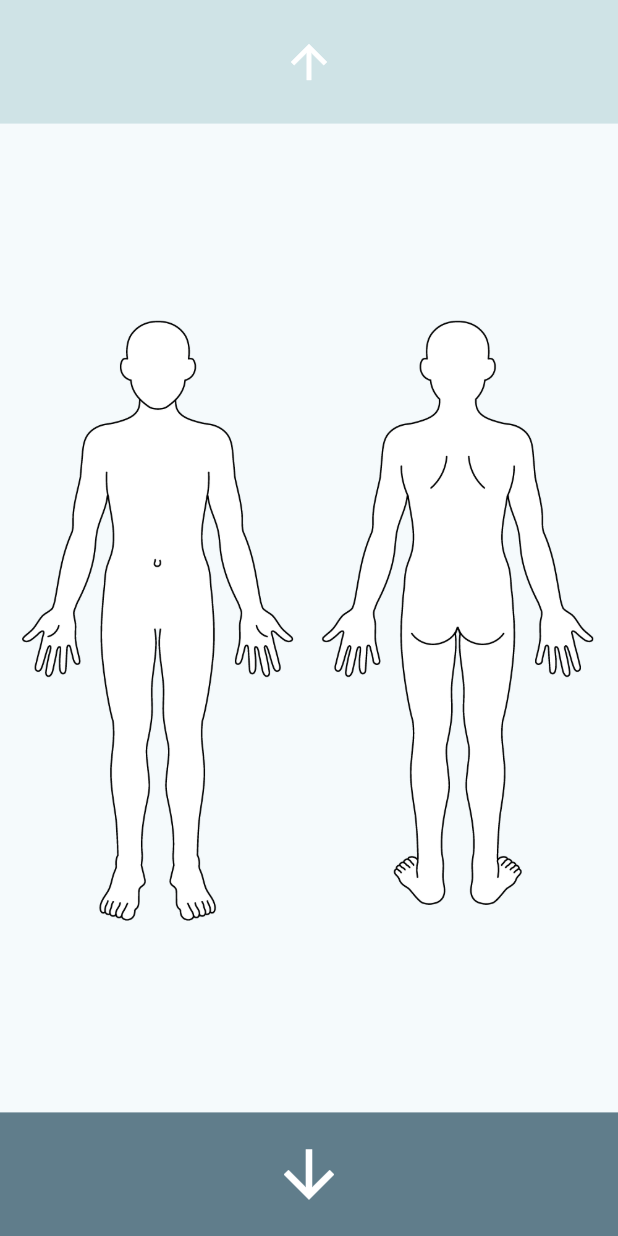
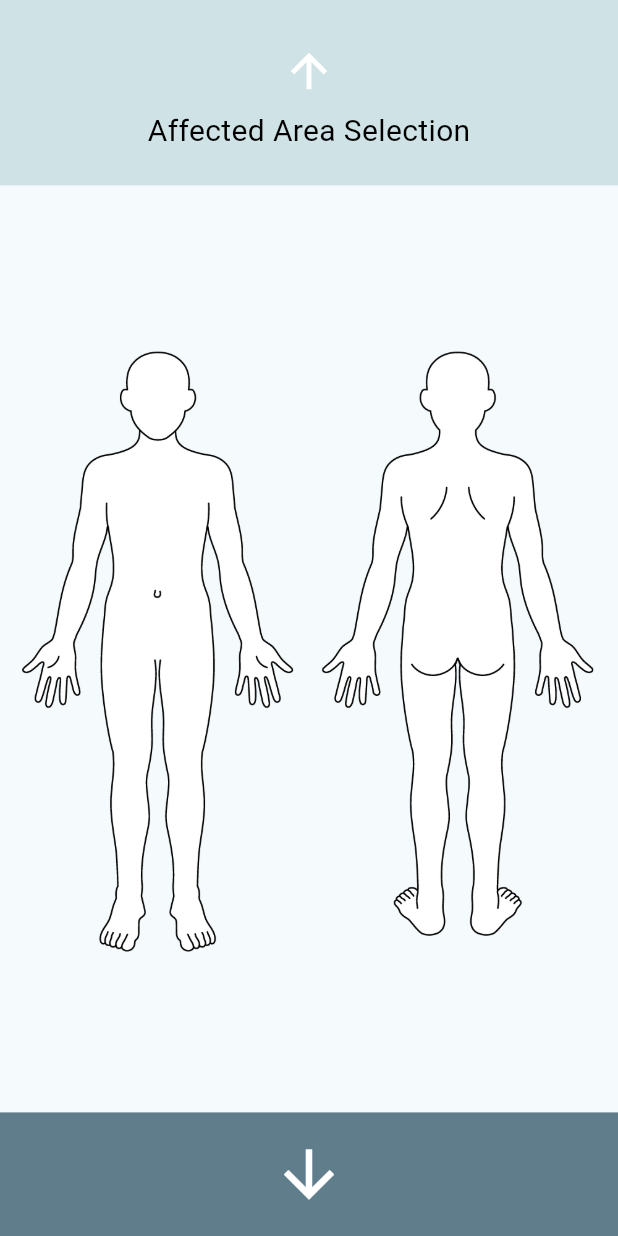
Before and after one commit to HiromuYamana/MIECAL, a Flutter app: the AffectedAreaPage screen opened by its route, on a phone screen of 412 x 824 dp. Run offline on Flutter 3.47's test engine with Material 3 defaults, Android fonts, the phone set to English and light mode, and no system bars; our stand-ins replace audioplayers, cloud_firestore, firebase_auth, firebase_core, google_fonts, qr_flutter and 2 more; missing offline and left inert: dart:html; accounts and stored records are empty.

Commit message:
各ページ若干のUI修正

```diff
--- a/lib/affected_area.dart
+++ b/lib/affected_area.dart
@@ -162,24 +162,41 @@ class _AffectedAreaPageState extends State<AffectedAreaPage> {
 
   @override
   Widget build(BuildContext context) {
+    final loc = AppLocalizations.of(context)!;
     return Scaffold(
       body: Column(
         children: [
           Expanded(
-            flex: 1,
+            flex: 3,
             child: Container(
               color: const Color.fromARGB(255, 207, 227, 230),
               padding: EdgeInsets.only(top: MediaQuery.of(context).padding.top),
               child: Center(
-                child: IconButton(
-                  icon: const Icon(Icons.arrow_upward, color: Colors.white, size: 36),
-                  onPressed: () => Navigator.pop(context),
+                child: Column(
+                  mainAxisSize: MainAxisSize.min,
+                  children: [
+                    IconButton(
+                      icon: const Icon(
+                        Icons.arrow_upward,
+                        color: Colors.white,
+                        size: 36,
+                      ),
+                      onPressed: () {
+                        Navigator.pop(context); // 前の画面に戻る
+                      },
+                    ),
+                    Text(
+                      loc.affectedAreaSelection,
+                      style: const TextStyle(color: Colors.black, fontSize: 20),
+
+                    ),
+                  ],
                 ),
               ),
             ),
           ),
           Expanded(
-            flex: 8,
+            flex: 15,
             child: _maskImage == null
                 ? const Center(child: CircularProgressIndicator())
                 : LayoutBuilder(
@@ -213,7 +230,7 @@ class _AffectedAreaPageState extends State<AffectedAreaPage> {
                   ),
           ),
           Expanded(
-            flex: 1,
+            flex: 2,
             child: Material(
               color: Colors.blueGrey,
               child: InkWell(
--- a/lib/couse.dart
+++ b/lib/couse.dart
@@ -76,13 +76,11 @@ class _CousePageState extends State<CousePage> {
                 child: Center(
                   //mainAxisSize: MainAxisSize.min,
                   child:
-
                       const Icon(
                         Icons.arrow_upward,
                         color: Colors.white,
                         size: 36,
                       ),
-
                     ),
                     //const Text('原因', style: TextStyle(color: Colors.black)),
 
--- a/lib/l10n/app_en.arb
+++ b/lib/l10n/app_en.arb
@@ -3,7 +3,6 @@
   "menuTitle": "Menu",
   "symptomForm": "Medical Form",
   "profileEdit": "Profile",
-  "logout": "Logout",
 
   "eMail": "e-mail",
   "passWord": "pass word",
@@ -16,8 +15,10 @@
   "signIn": "Sign in",
   "createNewAccount": "Create new account",
   "dontHaveAccount": "Don't you have account?",
+  "logout": "Logout",
 
   "notSelected": "Not selected",
+  "affectedAreaSelection":"Affected Area Selection",
   "partFace": "Face",
   "partNeck": "Neck",
   "partChest": "Chest",
--- a/lib/l10n/app_ja.arb
+++ b/lib/l10n/app_ja.arb
@@ -15,9 +15,10 @@
   "signIn": "ログイン",
   "createNewAccount": "アカウント新規作成",
   "dontHaveAccount": "アカウントをお持ちでない方は",
+  "logout": "ログアウト",
 
-  "logout": "ログアウト",
   "notSelected": "未選択",
+  "affectedAreaSelection":"患部選択",
   "partFace": "顔",
   "partNeck": "首",
   "partChest": "胸",
--- a/lib/l10n/app_localizations.dart
+++ b/lib/l10n/app_localizations.dart
@@ -113,12 +113,6 @@ abstract class AppLocalizations {
   /// **'Profile'**
   String get profileEdit;
 
-  /// No description provided for @logout.
-  ///
-  /// In en, this message translates to:
-  /// **'Logout'**
-  String get logout;
-
   /// No description provided for @eMail.
   ///
   /// In en, this message translates to:
@@ -158,7 +152,7 @@ abstract class AppLocalizations {
   /// No description provided for @authUnknownError.
   ///
   /// In en, this message translates to:
-  /// **'An unknown error occurred.'**
+  /// **'The email address to password is incorrect.'**
   String get authUnknownError;
 
   /// No description provided for @signIn.
@@ -179,11 +173,23 @@ abstract class AppLocalizations {
   /// **'Don\'t you have account?'**
   String get dontHaveAccount;
 
+  /// No description provided for @logout.
+  ///
+  /// In en, this message translates to:
+  /// **'Logout'**
+  String get logout;
+
   /// No description provided for @notSelected.
   ///
   /// In en, this message translates to:
   /// **'Not selected'**
   String get notSelected;
+
+  /// No description provided for @affectedAreaSelection.
+  ///
+  /// In en, this message translates to:
+  /// **'Affected Area Selection'**
+  String get affectedAreaSelection;
 
   /// No description provided for @partFace.
   ///
--- a/lib/l10n/app_localizations_en.dart
+++ b/lib/l10n/app_localizations_en.dart
@@ -18,9 +18,6 @@ class AppLocalizationsEn extends AppLocalizations {
   String get profileEdit => 'Profile';
 
   @override
-  String get logout => 'Logout';
-
-  @override
   String get eMail => 'e-mail';
 
   @override
@@ -39,7 +36,7 @@ class AppLocalizationsEn extends AppLocalizations {
   String get authUserDisabled => 'This account is disabled.';
 
   @override
-  String get authUnknownError => 'An unknown error occurred.';
+  String get authUnknownError => 'The email address to password is incorrect.';
 
   @override
   String get signIn => 'Sign in';
@@ -51,7 +48,13 @@ class AppLocalizationsEn extends AppLocalizations {
   String get dontHaveAccount => 'Don\'t you have account?';
 
   @override
+  String get logout => 'Logout';
+
+  @override
   String get notSelected => 'Not selected';
+
+  @override
+  String get affectedAreaSelection => 'Affected Area Selection';
 
   @override
   String get partFace => 'Face';
--- a/lib/login_page.dart
+++ b/lib/login_page.dart
@@ -1,9 +1,9 @@
 import 'package:flutter/material.dart';
 import 'package:firebase_auth/firebase_auth.dart';
 import 'package:cloud_firestore/cloud_firestore.dart'; // <-- この行を追加
-import 'package:miecal/main.dart'; // main.dart にルーティングがある場合、必要
-import 'package:miecal/menu_page.dart'; // ログイン後の遷移先（今回は問診票に直接遷移）
-import 'package:miecal/personal_info_service.dart'; // <-- この行を追加 (PersonalInfoServiceがあるファイル)
+// main.dart にルーティングがある場合、必要
+// ログイン後の遷移先（今回は問診票に直接遷移）
+// <-- この行を追加 (PersonalInfoServiceがあるファイル)
 import 'package:google_fonts/google_fonts.dart';
 import 'package:miecal/l10n/app_localizations.dart';
 
--- a/lib/top_page.dart
+++ b/lib/top_page.dart
@@ -147,9 +147,7 @@ class _TopPageState extends State<TopPage> with TickerProviderStateMixin {
                       height: _rippleAnimation.value,
                       decoration: BoxDecoration(
                         shape: BoxShape.circle,
-                        color: Colors.white.withOpacity(
-                          1.0 - _rippleAnimation.value / 100,
-                        ),
+                        color: Colors.white.withValues(alpha: 1.0 - _rippleAnimation.value / 100,),
                       ),
                     ),
                   );
```
Also changed, not shown: lib/l10n/app_localizations_ja.dart (+7 -4 lines), lib/suffer_level.dart (+11 -15 lines), lib/symptom.dart (+1 -6 lines).
